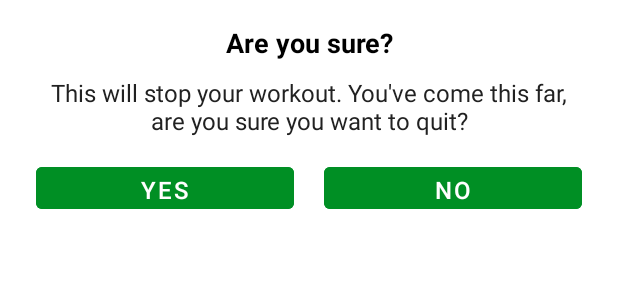
After one commit to emailman/7MinuteWorkout, an Android app: the layout dialog_custom_back_confirmation.xml on its own in the app's theme, with its tools: preview values and no code run, on a phone screen of 412 x 824 dp. The commit adds this screen. Shown: the top 300 px of the screen. Run offline under Robolectric (Android 15) with nearby library versions, the phone set to English and light mode, and no system bars.

Commit message:
Add custom back button dialog

```diff
--- a/app/src/main/AndroidManifest.xml
+++ b/app/src/main/AndroidManifest.xml
@@ -13,7 +13,7 @@
         tools:targetApi="31">
         <activity
             android:name=".FinishActivity"
-            android:exported="true"
+            android:exported="false"
             android:screenOrientation="portrait"
             android:theme="@style/Theme.MaterialComponents.Light.NoActionBar"
             />
--- a/app/src/main/java/edu/mailman/a7minuteworkout/ExerciseActivity.kt
+++ b/app/src/main/java/edu/mailman/a7minuteworkout/ExerciseActivity.kt
@@ -1,5 +1,6 @@
 package edu.mailman.a7minuteworkout
 
+import android.app.Dialog
 import android.content.Intent
 import android.media.MediaPlayer
 import android.net.Uri
@@ -10,6 +11,7 @@ import android.speech.tts.TextToSpeech
 import android.view.View
 import androidx.recyclerview.widget.LinearLayoutManager
 import edu.mailman.a7minuteworkout.databinding.ActivityExerciseBinding
+import edu.mailman.a7minuteworkout.databinding.DialogCustomBackConfirmationBinding
 
 
 class ExerciseActivity : AppCompatActivity() {
@@ -48,11 +50,33 @@ class ExerciseActivity : AppCompatActivity() {
         exerciseList = Constants.defaultExerciseList()
 
         binding?.toolbarExercise?.setNavigationOnClickListener {
-            onBackPressed()
+            customDialogForBackButton()
         }
 
         setupRestView()
         setupExerciseStatusRecyclerView()
+    }
+
+    @Deprecated("Deprecated in Java")
+    override fun onBackPressed() {
+        customDialogForBackButton()
+    }
+
+    private fun customDialogForBackButton() {
+        val customDialog = Dialog(this)
+        val dialogBinding = DialogCustomBackConfirmationBinding.inflate(layoutInflater)
+        customDialog.setContentView(dialogBinding.root)
+        customDialog.setCanceledOnTouchOutside(false)
+        dialogBinding.btnYes.setOnClickListener {
+            this@ExerciseActivity.finish()
+            customDialog.dismiss()
+        }
+
+        dialogBinding.btnNo.setOnClickListener {
+            customDialog.dismiss()
+        }
+
+        customDialog.show()
     }
 
     private fun setupExerciseStatusRecyclerView() {
--- /dev/null
+++ b/app/src/main/res/layout/dialog_custom_back_confirmation.xml
@@ -0,0 +1,63 @@
+<?xml version="1.0" encoding="utf-8"?>
+
+<LinearLayout xmlns:android="http://schemas.android.com/apk/res/android"
+    android:layout_width="match_parent"
+    android:layout_height="wrap_content"
+    android:gravity="center"
+    android:orientation="vertical"
+    android:padding="16dp">
+
+    <TextView
+        android:layout_width="match_parent"
+        android:layout_height="wrap_content"
+        android:gravity="center"
+        android:text="@string/are_you_sure"
+        android:textColor="@android:color/black"
+        android:textSize="18sp"
+        android:textStyle="bold" />
+
+    <TextView
+        android:layout_width="match_parent"
+        android:layout_height="wrap_content"
+        android:layout_marginStart="10dp"
+        android:layout_marginTop="10dp"
+        android:layout_marginEnd="10dp"
+        android:gravity="center"
+        android:text="@string/this_will_stop_your_workout_you_ve_come_this_far_are_you_sure_you_want_to_quit"
+        android:textColor="#212121"
+        android:textSize="16sp" />
+
+    <LinearLayout
+        android:layout_width="match_parent"
+        android:layout_height="wrap_content"
+        android:layout_marginTop="10dp"
+        android:orientation="horizontal"
+        style="?android:attr/buttonBarButtonStyle">
+
+        <Button
+            android:id="@+id/btnYes"
+            android:layout_width="0dp"
+            android:layout_height="40dp"
+            android:layout_marginEnd="10dp"
+            android:layout_weight="1"
+            android:backgroundTint="@color/colorAccent"
+            android:gravity="center"
+            android:text="@string/yes"
+            android:textColor="#FFFFFF"
+            android:textSize="16sp"
+            style="?android:attr/buttonBarButtonStyle"/>
+
+        <Button
+            android:id="@+id/btnNo"
+            android:layout_width="0dp"
+            android:layout_height="40dp"
+            android:layout_marginStart="10dp"
+            android:layout_weight="1"
+            android:backgroundTint="@color/colorAccent"
+            android:gravity="center"
+            android:text="@string/no"
+            android:textColor="#FFFFFF"
+            android:textSize="16sp"
+            style="?android:attr/buttonBarButtonStyle"/>
+    </LinearLayout>
+</LinearLayout>
--- a/app/src/main/res/values/strings.xml
+++ b/app/src/main/res/values/strings.xml
@@ -10,4 +10,9 @@
     <string name="upcoming_exercise">UPCOMING EXERCISE</string>
     <string name="you_have_completed_the_workout">You have completed the workout!</string>
     <string name="congratulations">Congratulations!</string>
+    <string name="are_you_sure">Are you sure?</string>
+    <string name="this_will_stop_your_workout_you_ve_come_this_far_are_you_sure_you_want_to_quit">This will stop your workout. You\'ve come this far, are you sure you want to quit?</string>
+    <string name="yes">YES</string>
+    <string name="no">NO</string>
+    <string name="are_you">Are you?</string>
 </resources>
```
